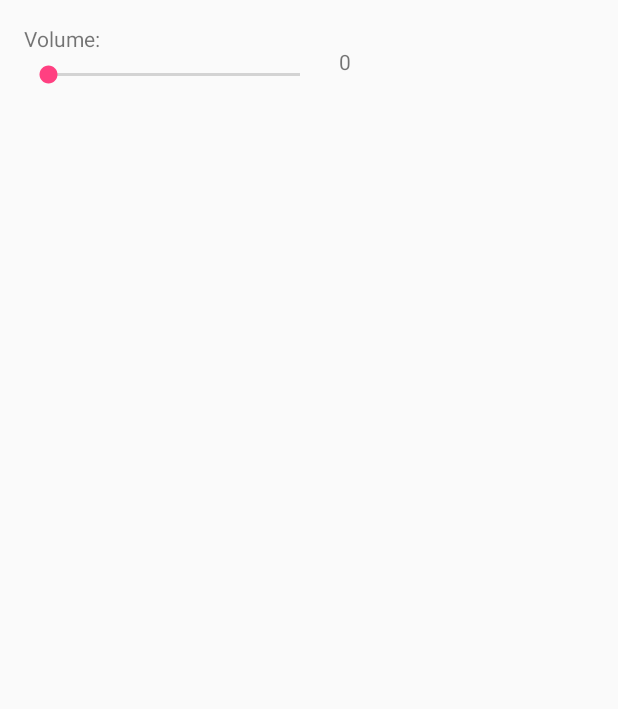
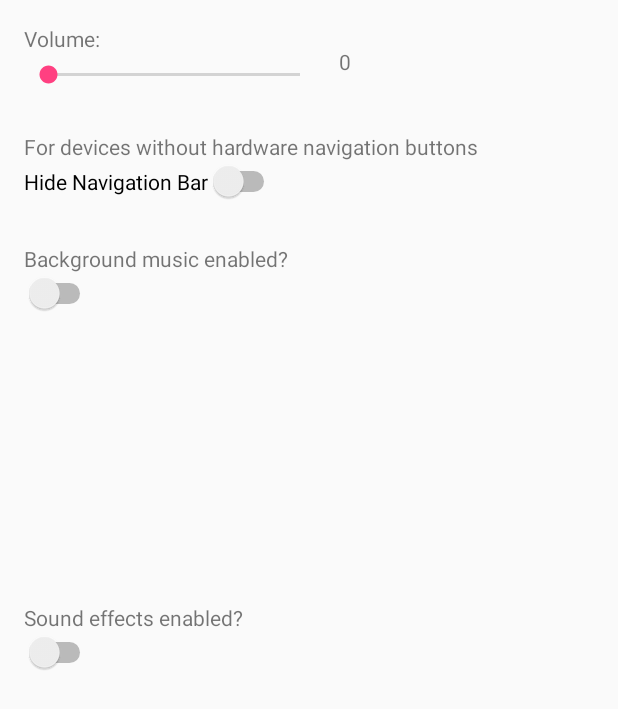
Before and after one commit to AMAD-GROUP-6/TOWER-DEFENSE, an Android app: the OptionsActivity screen opened directly, with no data from a screen before it, on a phone screen of 412 x 824 dp. Before the commit the part shown is almost empty. Shown: the top 709 px of the screen. Run offline under Robolectric (Android 15) with nearby library versions, the phone set to English and light mode, and no system bars.

Commit message:
added some options to settings menu

```diff
--- a/app/src/main/java/csc415/towerdefense/OptionsActivity.java
+++ b/app/src/main/java/csc415/towerdefense/OptionsActivity.java
@@ -5,15 +5,20 @@ import android.support.v7.app.AppCompatActivity;
 import android.os.Bundle;
 import android.view.Window;
 import android.view.WindowManager;
+import android.widget.CompoundButton;
 import android.widget.SeekBar;
+import android.widget.Switch;
 import android.widget.TextView;
 
 import org.w3c.dom.Text;
 
-public class OptionsActivity extends Activity implements SeekBar.OnSeekBarChangeListener {
+public class OptionsActivity extends Activity implements SeekBar.OnSeekBarChangeListener, CompoundButton.OnCheckedChangeListener {
 
     SeekBar volume;
     TextView txtVolume;
+    Switch musicEnabledSwitch;
+    Switch soundEnabledSwitch;
+    Switch hideNavBar; // for devices that don't have hardware nav buttons (home, back, recents), they have on screen buttons
 
     @Override
     protected void onCreate(Bundle savedInstanceState) {
@@ -27,9 +32,24 @@ public class OptionsActivity extends Activity implements SeekBar.OnSeekBarChange
         volume = (SeekBar) findViewById(R.id.seekBarVolume);
         volume.setOnSeekBarChangeListener(this);
 
+        musicEnabledSwitch = (Switch) findViewById(R.id.music_enabled_switch);
+        soundEnabledSwitch = (Switch) findViewById(R.id.sound_effects_enabled_switch);
+        hideNavBar = (Switch) findViewById(R.id.hide_nav_switch);
+
+        musicEnabledSwitch.setOnCheckedChangeListener(this);
+        soundEnabledSwitch.setOnCheckedChangeListener(this);
+
     }
 
+    @Override
+    public void onCheckedChanged(CompoundButton s, boolean checked) {
+       /* if(s == this.musicEnabledSwitch){
 
+        }
+        else if (s == this.soundEnabledSwitch) {
+
+        }*/
+    }
 
     @Override
     public void onProgressChanged(SeekBar seekBar, int progress, boolean fromUser) {
--- a/app/src/main/res/layout/activity_options.xml
+++ b/app/src/main/res/layout/activity_options.xml
@@ -39,4 +39,61 @@
         android:layout_alignBottom="@+id/seekBarVolume"
         android:paddingBottom="8dp"
         android:paddingLeft="10dp" />
+
+    <TextView
+        android:layout_width="wrap_content"
+        android:layout_height="wrap_content"
+        android:textAppearance="?android:attr/textAppearanceSmall"
+        android:text="@string/hide_nav_desc"
+        android:id="@+id/hide_nav_desc"
+        android:layout_below="@+id/seekBarVolume"
+        android:layout_alignParentLeft="true"
+        android:layout_alignParentStart="true"
+        android:layout_marginTop="29dp" />
+
+    <Switch
+        android:layout_width="wrap_content"
+        android:layout_height="wrap_content"
+        android:text="@string/hide_nav_text"
+        android:id="@+id/hide_nav_switch"
+        android:layout_below="@+id/hide_nav_desc"
+        android:layout_alignParentLeft="true"
+        android:layout_alignParentStart="true" />
+
+    <TextView
+        android:layout_width="wrap_content"
+        android:layout_height="wrap_content"
+        android:textAppearance="?android:attr/textAppearanceSmall"
+        android:text="@string/music_enabled_text"
+        android:id="@+id/textView2"
+        android:layout_marginTop="28dp"
+        android:layout_below="@+id/hide_nav_switch"
+        android:layout_alignParentLeft="true"
+        android:layout_alignParentStart="true" />
+
+    <Switch
+        android:layout_width="wrap_content"
+        android:layout_height="wrap_content"
+        android:id="@+id/music_enabled_switch"
+        android:layout_below="@+id/textView2"
+        android:layout_alignParentLeft="true"
+        android:layout_alignParentStart="true" />
+
+    <TextView
+        android:layout_width="wrap_content"
+        android:layout_height="wrap_content"
+        android:textAppearance="?android:attr/textAppearanceSmall"
+        android:text="@string/sound_enabled_text"
+        android:id="@+id/textView3"
+        android:layout_centerVertical="true"
+        android:layout_alignParentLeft="true"
+        android:layout_alignParentStart="true" />
+
+    <Switch
+        android:layout_width="wrap_content"
+        android:layout_height="wrap_content"
+        android:id="@+id/sound_effects_enabled_switch"
+        android:layout_below="@+id/textView3"
+        android:layout_alignParentLeft="true"
+        android:layout_alignParentStart="true" />
 </RelativeLayout>
--- a/app/src/main/res/values/strings.xml
+++ b/app/src/main/res/values/strings.xml
@@ -6,4 +6,8 @@
     <string name="dummy_content">DUMMY\nCONTENT</string>
 
     <string name="title_activity_options">OptionsActivity</string>
+    <string name="hide_nav_text">Hide Navigation Bar</string>
+    <string name="hide_nav_desc">For devices without hardware navigation buttons</string>
+    <string name="music_enabled_text">Background music enabled?</string>
+    <string name="sound_enabled_text">Sound effects enabled?</string>
 </resources>
```
